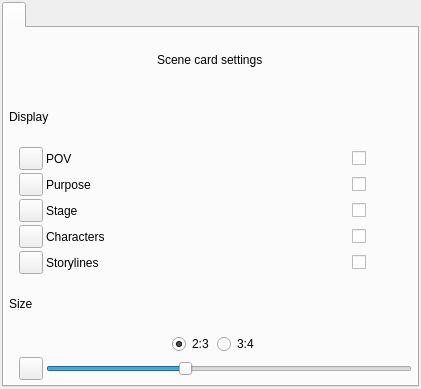
This is ui/scenes_view_preferences_widget.ui in zkovari/plotlyst as Qt 5 draws it before an edit. The edited form follows.
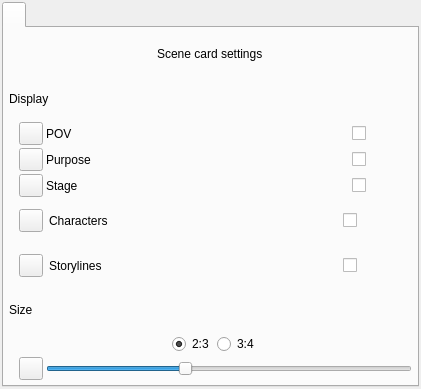
This is the edited form. Custom widgets are drawn as their Qt base class.

Patch:
```diff
--- a/ui/scenes_view_preferences_widget.ui
+++ b/ui/scenes_view_preferences_widget.ui
@@ -186,6 +186,7 @@
         </layout>
        </item>
        <item>
+        <widget class="QWidget" name="wdgCharacters" native="true">
         <layout class="QHBoxLayout" name="horizontalLayout_5">
          <property name="leftMargin">
           <number>10</number>
@@ -221,8 +222,10 @@
           </widget>
          </item>
         </layout>
+        </widget>
        </item>
        <item>
+        <widget class="QWidget" name="wdgStorylines" native="true">
         <layout class="QHBoxLayout" name="horizontalLayout_6">
          <property name="leftMargin">
           <number>10</number>
@@ -258,6 +261,7 @@
           </widget>
          </item>
         </layout>
+        </widget>
        </item>
        <item>
         <widget class="QLabel" name="label_2">
```
Lines whose indentation alone changed are shown as unchanged.
